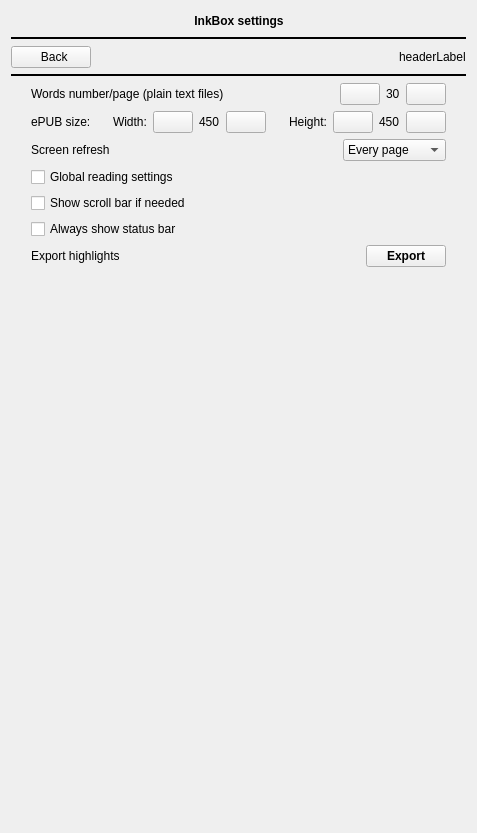
Before: the Qt Designer form src/settings/settings.ui in Quill-OS/quill, drawn with Qt 5.
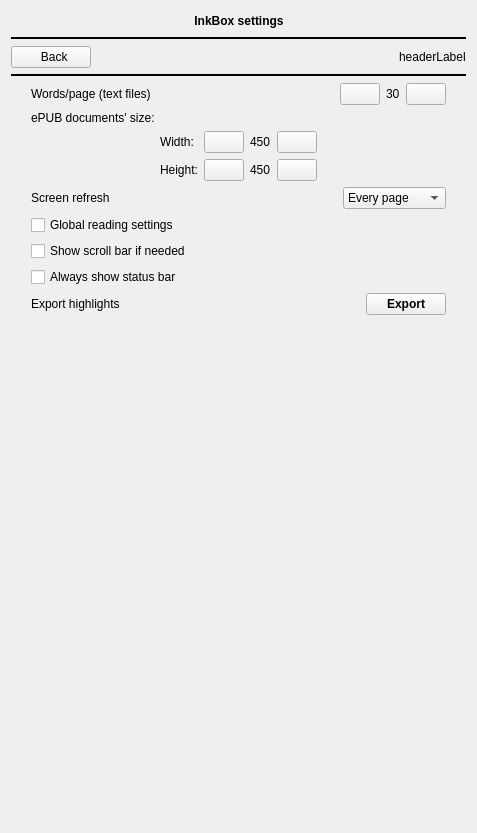
After: the same form once the commit is applied. The open tabs and pages were chosen to show the change. Icons and pictures are not drawn.

Commit message:
N705: Switch default DPI to N905's
Why you ask? I'm fed up with Qt layouts

What changed in the file:
```diff
--- a/src/settings/settings.ui
+++ b/src/settings/settings.ui
@@ -359,11 +359,44 @@
         <number>0</number>
        </property>
        <item>
+        <widget class="QScrollArea" name="scrollArea_2">
+         <property name="frameShape">
+          <enum>QFrame::NoFrame</enum>
+         </property>
+         <property name="frameShadow">
+          <enum>QFrame::Sunken</enum>
+         </property>
+         <property name="widgetResizable">
+          <bool>true</bool>
+         </property>
+         <widget class="QWidget" name="scrollAreaWidgetContents_2">
+          <property name="geometry">
+           <rect>
+            <x>0</x>
+            <y>0</y>
+            <width>419</width>
+            <height>726</height>
+           </rect>
+          </property>
+          <layout class="QVBoxLayout" name="verticalLayout_3">
+           <property name="leftMargin">
+            <number>0</number>
+           </property>
+           <property name="topMargin">
+            <number>0</number>
+           </property>
+           <property name="rightMargin">
+            <number>0</number>
+           </property>
+           <property name="bottomMargin">
+            <number>0</number>
+           </property>
+           <item>
         <layout class="QGridLayout" name="gridLayout_21">
          <item row="1" column="0">
           <widget class="QLabel" name="wordsNumberLabel">
            <property name="text">
-            <string>Words number/page (plain text files)</string>
+                <string>Words/page (text files)</string>
            </property>
           </widget>
          </item>
@@ -411,34 +444,19 @@
          </item>
         </layout>
        </item>
+           <item>
+            <widget class="QLabel" name="pageSizePageSizeLabel">
+             <property name="text">
+              <string>ePUB documents' size:</string>
+             </property>
+            </widget>
+           </item>
        <item>
         <layout class="QGridLayout" name="gridLayout_15">
          <property name="bottomMargin">
           <number>0</number>
          </property>
-         <item row="0" column="3">
-          <widget class="QPushButton" name="pageSizeWidthDecBtn">
-           <property name="text">
-            <string/>
-           </property>
-           <property name="icon">
-            <iconset resource="../eink.qrc">
-             <normaloff>:/resources/minus.png</normaloff>:/resources/minus.png</iconset>
-           </property>
-          </widget>
-         </item>
-         <item row="0" column="8">
-          <widget class="QPushButton" name="pageSizeHeightDecBtn">
-           <property name="text">
-            <string/>
-           </property>
-           <property name="icon">
-            <iconset resource="../eink.qrc">
-             <normaloff>:/resources/minus.png</normaloff>:/resources/minus.png</iconset>
-           </property>
-          </widget>
-         </item>
-         <item row="0" column="10">
+             <item row="2" column="5">
           <widget class="QPushButton" name="pageSizeHeightIncBtn">
            <property name="text">
             <string/>
@@ -449,8 +467,8 @@
            </property>
           </widget>
          </item>
-         <item row="0" column="5">
-          <widget class="QPushButton" name="pageSizeWidthIncBtn">
+             <item row="2" column="2">
+              <widget class="QPushButton" name="pageSizeHeightDecBtn">
            <property name="text">
             <string/>
            </property>
@@ -460,29 +478,26 @@
            </property>
           </widget>
          </item>
-         <item row="0" column="4">
-          <widget class="QLabel" name="pageSizeWidthLabel">
-           <property name="text">
-            <string>450</string>
-           </property>
-          </widget>
-         </item>
-         <item row="0" column="7">
+             <item row="2" column="1">
           <widget class="QLabel" name="label_13">
            <property name="text">
             <string>Height:</string>
            </property>
           </widget>
          </item>
-         <item row="0" column="9">
-          <widget class="QLabel" name="pageSizeHeightLabel">
+             <item row="1" column="5">
+              <widget class="QPushButton" name="pageSizeWidthIncBtn">
            <property name="text">
-            <string>450</string>
+                <string/>
+               </property>
+               <property name="icon">
+                <iconset resource="../eink.qrc">
+                 <normaloff>:/resources/plus.png</normaloff>:/resources/plus.png</iconset>
            </property>
           </widget>
          </item>
-         <item row="0" column="6">
-          <spacer name="horizontalSpacer_17">
+             <item row="1" column="0">
+              <spacer name="horizontalSpacer_11">
            <property name="orientation">
             <enum>Qt::Horizontal</enum>
            </property>
@@ -494,15 +509,40 @@
            </property>
           </spacer>
          </item>
-         <item row="0" column="2">
+             <item row="1" column="3">
+              <widget class="QLabel" name="pageSizeWidthLabel">
+               <property name="text">
+                <string>450</string>
+               </property>
+              </widget>
+             </item>
+             <item row="1" column="2">
+              <widget class="QPushButton" name="pageSizeWidthDecBtn">
+               <property name="text">
+                <string/>
+               </property>
+               <property name="icon">
+                <iconset resource="../eink.qrc">
+                 <normaloff>:/resources/minus.png</normaloff>:/resources/minus.png</iconset>
+               </property>
+              </widget>
+             </item>
+             <item row="1" column="1">
           <widget class="QLabel" name="label_12">
            <property name="text">
             <string>Width:</string>
            </property>
           </widget>
          </item>
-         <item row="0" column="1">
-          <spacer name="horizontalSpacer_11">
+             <item row="2" column="3">
+              <widget class="QLabel" name="pageSizeHeightLabel">
+               <property name="text">
+                <string>450</string>
+               </property>
+              </widget>
+             </item>
+             <item row="1" column="6">
+              <spacer name="horizontalSpacer_17">
            <property name="orientation">
             <enum>Qt::Horizontal</enum>
            </property>
@@ -514,13 +554,6 @@
            </property>
           </spacer>
          </item>
-         <item row="0" column="0">
-          <widget class="QLabel" name="pageSizePageSizeLabel">
-           <property name="text">
-            <string>ePUB size:</string>
-           </property>
-          </widget>
-         </item>
         </layout>
        </item>
        <item>
@@ -666,6 +699,10 @@
           </size>
          </property>
         </spacer>
+           </item>
+          </layout>
+         </widget>
+        </widget>
        </item>
       </layout>
      </widget>
```
Left out of the diff: 2 changed lines with no effect on the pictures. Lines whose indentation alone changed are shown as unchanged. The commit also changes 1 other file.
